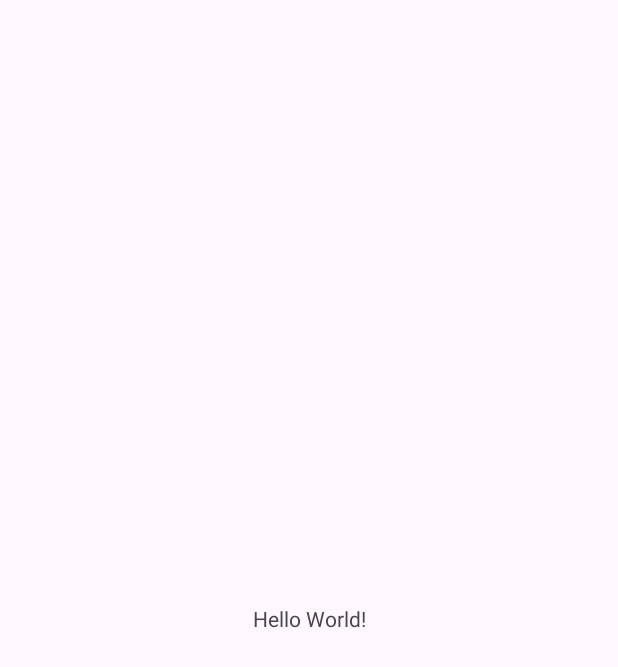
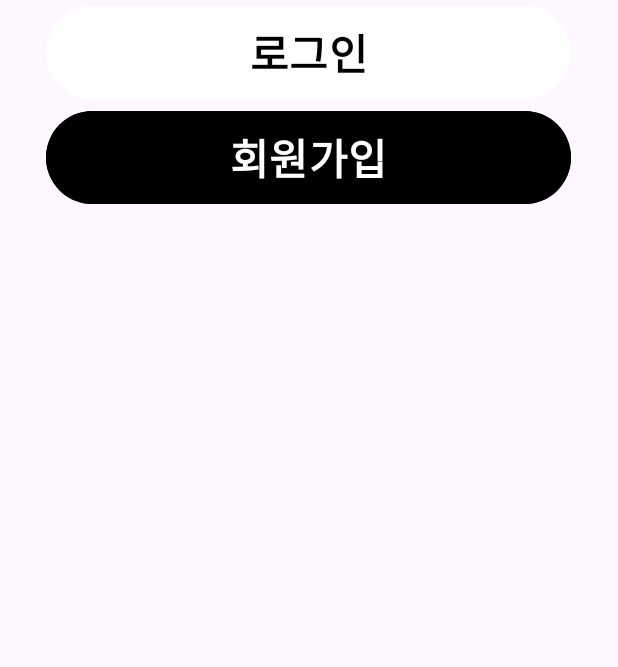
Before and after one commit to JangHwanPark/MobileProject, an Android app: the screen it shows after launch (MainActivity), on a phone screen of 412 x 824 dp. Before the commit the part shown is almost empty. Shown: the top 667 px of the screen. Run offline under Robolectric (Android 15) with nearby library versions, the light colour scheme and no system bars.

Commit message:
feat : 메인페이지 버튼 디자인

```diff
--- a/app/src/main/res/layout/activity_main.xml
+++ b/app/src/main/res/layout/activity_main.xml
@@ -1,19 +1,39 @@
 <?xml version="1.0" encoding="utf-8"?>
 <androidx.constraintlayout.widget.ConstraintLayout xmlns:android="http://schemas.android.com/apk/res/android"
-    xmlns:app="http://schemas.android.com/apk/res-auto"
     xmlns:tools="http://schemas.android.com/tools"
     android:id="@+id/main"
     android:layout_width="match_parent"
     android:layout_height="match_parent"
     tools:context=".MainActivity">
+    <LinearLayout
+        android:layout_width="match_parent"
+        android:layout_height="match_parent"
+        android:orientation="vertical">
 
-    <TextView
-        android:layout_width="wrap_content"
-        android:layout_height="wrap_content"
-        android:text="Hello World!"
-        app:layout_constraintBottom_toBottomOf="parent"
-        app:layout_constraintEnd_toEndOf="parent"
-        app:layout_constraintStart_toStartOf="parent"
-        app:layout_constraintTop_toTopOf="parent" />
+        <Button
+            android:id="@+id/login"
+            android:layout_width="350dp"
+            android:layout_height="70dp"
+            android:text="로그인"
+            android:textSize="28sp"
+            android:textStyle="bold"
+            android:textColor="@color/black"
+            android:backgroundTint="@color/white"
+            tools:layout_editor_absoluteX="30dp"
+            tools:layout_editor_absoluteY="488dp"
+            android:layout_gravity="center"/>
 
+        <Button
+            android:id="@+id/register"
+            android:layout_width="350dp"
+            android:layout_height="70dp"
+            android:backgroundTint="@color/black"
+            android:text="회원가입"
+            android:textSize="28sp"
+            android:textStyle="bold"
+            tools:layout_editor_absoluteX="30dp"
+            tools:layout_editor_absoluteY="571dp"
+            android:layout_gravity="center"/>
+
+    </LinearLayout>
 </androidx.constraintlayout.widget.ConstraintLayout>
```
